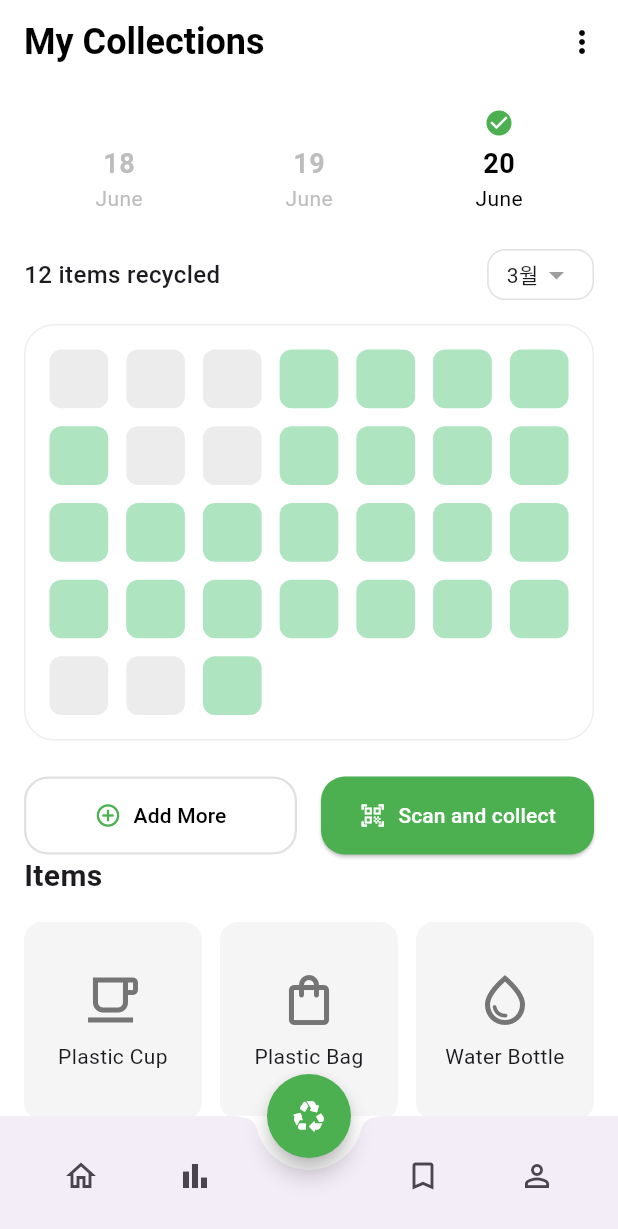
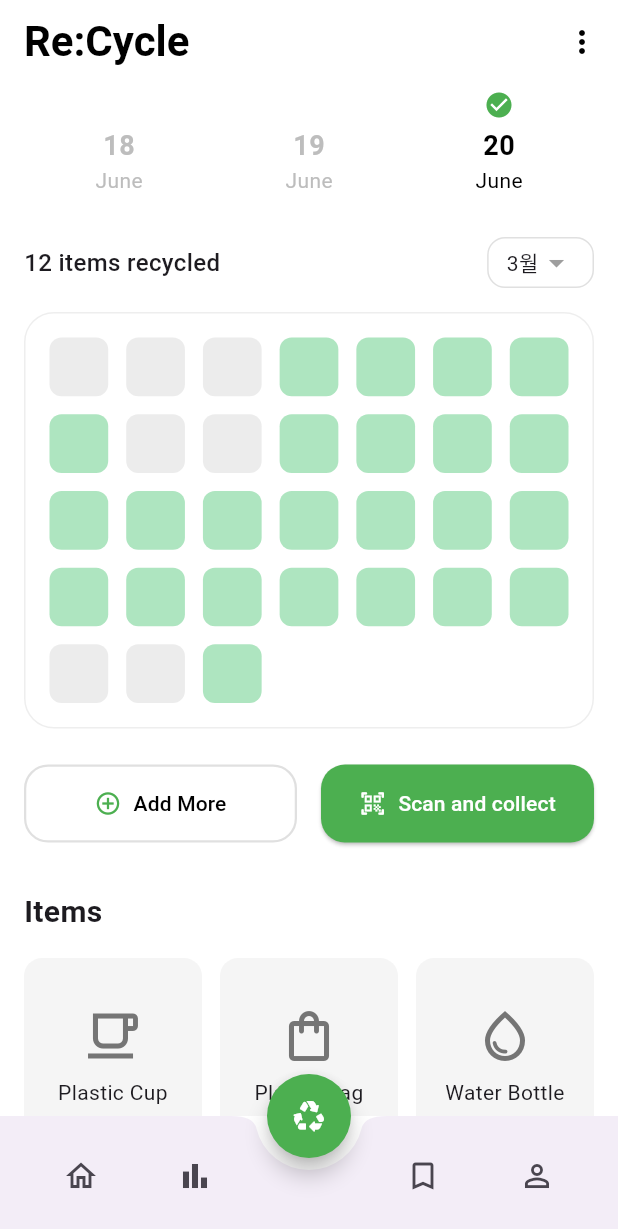
Before and after one commit to MoonsDe/GNU_REAL_PBL, a Flutter app: the MainScreen screen opened directly, on a phone screen of 412 x 824 dp. Shown: the top 1229 px of the screen. Run offline on Flutter 3.47's test engine with Material 3 defaults, Android fonts, the light colour scheme and no system bars; our stand-ins replace camera.

Commit message:
main-ui 디자인 수정
main-ui 디자인 수정

```diff
--- a/lib/screens/main_screen.dart
+++ b/lib/screens/main_screen.dart
@@ -66,11 +66,11 @@ class _MainScreenState extends State<MainScreen> {
         elevation: 0,
         leadingWidth: 0,
         title: const Text(
-          'My Collections',
+          'Re:Cycle',
           style: TextStyle(
             color: Colors.black,
             fontWeight: FontWeight.bold,
-            fontSize: 24,
+            fontSize: 28,
           ),
         ),
         actions: [
@@ -84,7 +84,7 @@ class _MainScreenState extends State<MainScreen> {
         // 부모 스크롤
         padding: const EdgeInsets.symmetric(horizontal: 16.0),
         children: [
-          const SizedBox(height: 16),
+          const SizedBox(height: 4),
           // --- 1. 날짜 선택기 ---
           Row(
             mainAxisAlignment: MainAxisAlignment.spaceAround,
@@ -94,7 +94,7 @@ class _MainScreenState extends State<MainScreen> {
               _buildDateChip('20', 'June', isSelected: true),
             ],
           ),
-          const SizedBox(height: 24),
+          const SizedBox(height: 28),
           // --- 2. 요약 및 월 선택 ---
           Row(
             mainAxisAlignment: MainAxisAlignment.spaceBetween,
@@ -198,6 +198,7 @@ class _MainScreenState extends State<MainScreen> {
             ],
           ),
           // --- (대체됨) 5. 아이템 목록 GridView ---
+          const SizedBox(height: 32),
           const Text(
             'Items',
             style: TextStyle(fontSize: 20, fontWeight: FontWeight.bold),
```
Also changed, not shown: flutter_01.png (added), flutter_02.png (added), flutter_03.png (added).
